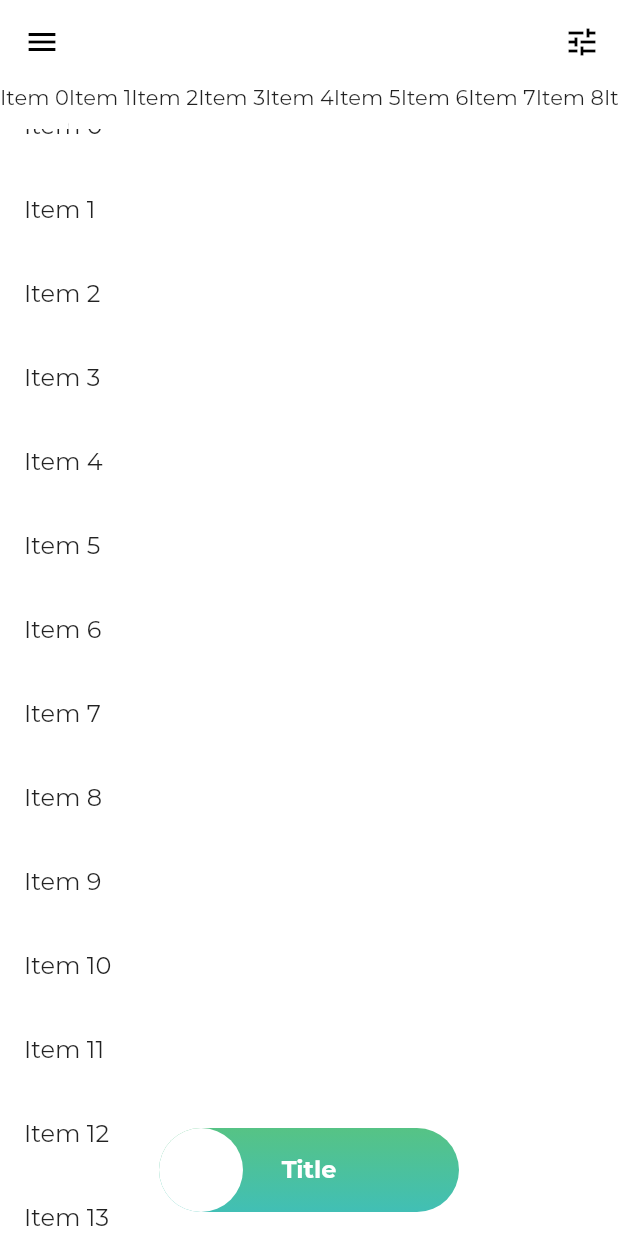
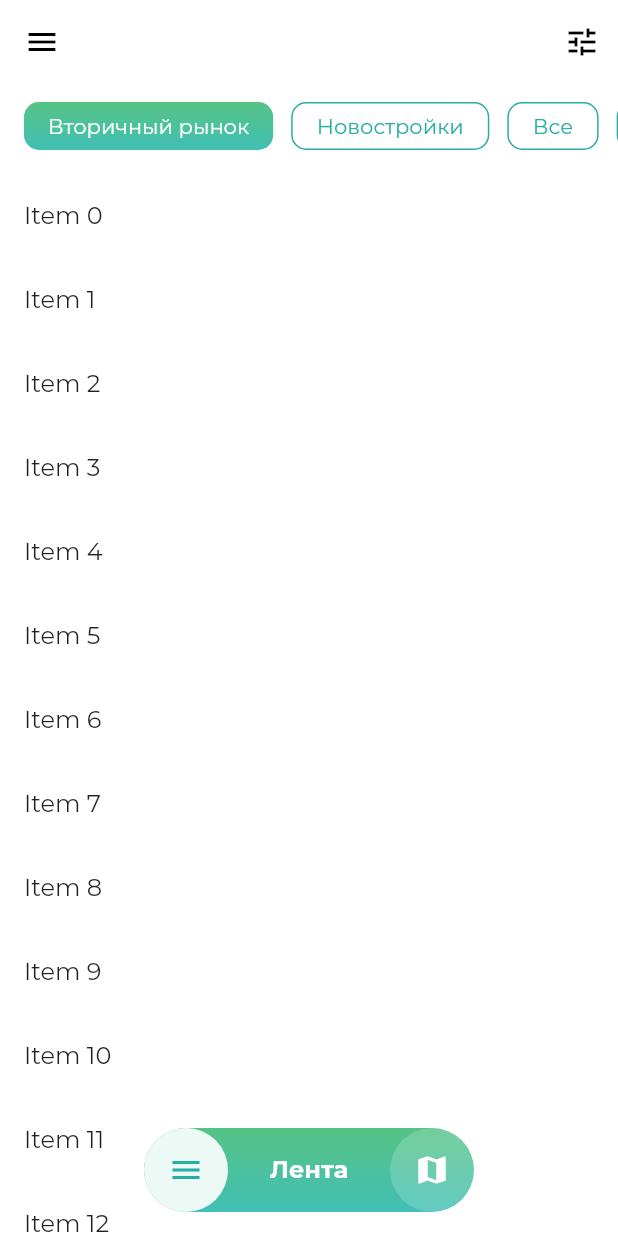
Before and after one commit to ContrastPro/swipe, a Flutter app: the screen it shows once a user with an empty profile is signed in, on a phone screen of 412 x 824 dp. Run offline on Flutter 3.47's test engine with Material 2 defaults, Android fonts, the light colour scheme and no system bars; our stand-ins replace cached_network_image, cloud_firestore, firebase_auth, firebase_core, firebase_storage, flutter_spinkit and 2 more; accounts and stored records are empty.

Commit message:
Home screen screen modified

```diff
--- a/lib/custom_app_widget/gradient_switch.dart
+++ b/lib/custom_app_widget/gradient_switch.dart
@@ -12,8 +12,8 @@ class GradientSwitch extends StatelessWidget {
     Key key,
     this.width = 45.0,
     this.height = 28.0,
+    this.duration = 700,
     @required this.value,
-    this.duration = 700,
     @required this.onChanged,
   }) : super(key: key);
 
--- a/lib/screens/home_screen/custom_widget/bulletin_board_widget.dart
+++ b/lib/screens/home_screen/custom_widget/bulletin_board_widget.dart
@@ -5,14 +5,16 @@ class BulletinBoardWidget extends StatelessWidget {
 
   @override
   Widget build(BuildContext context) {
-    return ListView.builder(
-      key: UniqueKey(),
+    return Container(
+      margin: EdgeInsets.only(top: 60.0),
+      child: ListView.builder(
         itemCount: _items.length,
         itemBuilder: (context, index) {
           return ListTile(
             title: Text('${_items[index]}'),
           );
         },
+      ),
     );
   }
 }
--- /dev/null
+++ b/lib/screens/home_screen/custom_widget/filter_item.dart
@@ -0,0 +1,69 @@
+import 'package:flutter/material.dart';
+import 'package:swipe/global/app_colors.dart';
+
+class Filter extends StatefulWidget {
+  @override
+  _FilterState createState() => _FilterState();
+}
+
+class _FilterState extends State<Filter> {
+  final List _items = [
+    "Вторичный рынок",
+    "Новостройки",
+    "Все",
+    "Коттеджи",
+    "Вторичный рынок",
+    "Новостройки",
+    "Все",
+    "Коттеджи",
+  ];
+  int _selectedIndex = 0;
+
+  @override
+  Widget build(BuildContext context) {
+    BoxDecoration active = BoxDecoration(
+      gradient: AppColors.buttonGradient,
+      borderRadius: BorderRadius.circular(10),
+    );
+
+    BoxDecoration inactive = BoxDecoration(
+      border: Border.all(
+        color: AppColors.accentColor,
+      ),
+      color: Colors.white,
+      borderRadius: BorderRadius.circular(10),
+    );
+    return Container(
+      height: 32,
+      margin: const EdgeInsets.symmetric(vertical: 12.0),
+      child: ListView.builder(
+        itemCount: _items.length,
+        scrollDirection: Axis.horizontal,
+        physics: BouncingScrollPhysics(),
+        padding: const EdgeInsets.symmetric(horizontal: 10.0),
+        itemBuilder: (context, index) {
+          return GestureDetector(
+            onTap: () {
+              setState(() => _selectedIndex = index);
+            },
+            child: Container(
+              decoration: _selectedIndex == index ? active : inactive,
+              margin: const EdgeInsets.symmetric(horizontal: 6.0),
+              padding: const EdgeInsets.symmetric(horizontal: 16.0),
+              child: Center(
+                child: Text(
+                  '${_items[index]}',
+                  style: TextStyle(
+                    color: _selectedIndex == index
+                        ? Colors.white
+                        : AppColors.accentColor,
+                  ),
+                ),
+              ),
+            ),
+          );
+        },
+      ),
+    );
+  }
+}
--- a/lib/screens/home_screen/custom_widget/gradient_fab.dart
+++ b/lib/screens/home_screen/custom_widget/gradient_fab.dart
@@ -2,8 +2,9 @@ import 'package:flutter/material.dart';
 import 'package:swipe/global/app_colors.dart';
 
 class GradientFAB extends StatelessWidget {
-  final double width = 200.0;
-  final double height = 56.0;
+  static const double width = 220.0;
+  static const double height = 56.0;
+
   final String title;
   final bool value;
   final int duration;
@@ -12,9 +13,9 @@ class GradientFAB extends StatelessWidget {
 
   const GradientFAB({
     Key key,
-    this.title = "Title",
+    this.title,
+    @required this.duration,
     @required this.value,
-    this.duration = 800,
     @required this.onLeftTap,
     @required this.onRightTap,
   }) : super(key: key);
@@ -23,13 +24,40 @@ class GradientFAB extends StatelessWidget {
   Widget build(BuildContext context) {
     BoxDecoration active = BoxDecoration(
       borderRadius: BorderRadius.circular(90),
-      color: Colors.white,
+      color: Color(0xFFEDF9F5),
     );
 
-    BoxDecoration inactive = BoxDecoration(
-      borderRadius: BorderRadius.circular(90),
-      gradient: AppColors.buttonGradient,
-    );
+    Widget _iconButton({
+      BoxDecoration decoration,
+      double opacity,
+      Icon activeIcon,
+      Icon inactiveIcon,
+    }) {
+      return Stack(
+        alignment: Alignment.center,
+        children: [
+          Opacity(
+            opacity: 0.2,
+            child: Container(
+              width: height,
+              height: height,
+              decoration: active,
+            ),
+          ),
+          inactiveIcon,
+          AnimatedOpacity(
+            duration: Duration(milliseconds: duration),
+            opacity: opacity,
+            child: Container(
+              width: height,
+              height: height,
+              decoration: active,
+              child: activeIcon,
+            ),
+          ),
+        ],
+      );
+    }
 
     return Container(
       width: width,
@@ -41,40 +69,49 @@ class GradientFAB extends StatelessWidget {
       child: Stack(
         alignment: Alignment.center,
         children: [
-          AnimatedPositioned(
-            duration: Duration(milliseconds: duration),
-            curve: Curves.easeInOutCubic,
-            left: value ? width - height : 0.0,
-            right: value ? 0.0 : width - height,
-            child: AnimatedSwitcher(
-              duration: Duration(milliseconds: duration),
-              child: value
-                  ? GestureDetector(
-                      key: UniqueKey(),
-                      onTap: () => onLeftTap(),
-                      child: Container(
-                        width: height,
-                        height: height,
-                        decoration: value ? active : inactive,
-                      ),
-                    )
-                  : GestureDetector(
-                      key: UniqueKey(),
-                      onTap: () => onRightTap(),
-                      child: Container(
-                        width: height,
-                        height: height,
-                        decoration: value ? inactive : active,
-                      ),
-                    ),
-            ),
-          ),
           Text(
             title,
             style: TextStyle(
-                fontSize: 16.0,
-                fontWeight: FontWeight.w700,
-                color: Colors.white),
+              fontSize: 16.0,
+              fontWeight: FontWeight.w700,
+              color: Colors.white,
+            ),
+          ),
+          Align(
+            alignment: Alignment.centerLeft,
+            child: GestureDetector(
+              onTap: () => onLeftTap(),
+              child: _iconButton(
+                decoration: active,
+                opacity: value ? 0 : 1,
+                activeIcon: Icon(
+                  Icons.menu,
+                  color: AppColors.accentColor,
+                ),
+                inactiveIcon: Icon(
+                  Icons.menu,
+                  color: Colors.white,
+                ),
+              ),
+            ),
+          ),
+          Align(
+            alignment: Alignment.centerRight,
+            child: GestureDetector(
+              onTap: () => onRightTap(),
+              child: _iconButton(
+                decoration: active,
+                opacity: value ? 1 : 0,
+                activeIcon: Icon(
+                  Icons.map,
+                  color: AppColors.accentColor,
+                ),
+                inactiveIcon: Icon(
+                  Icons.map,
+                  color: Colors.white,
+                ),
+              ),
+            ),
           ),
         ],
       ),
--- a/lib/screens/home_screen/custom_widget/home_widget.dart
+++ b/lib/screens/home_screen/custom_widget/home_widget.dart
@@ -1,6 +1,7 @@
 import 'package:flutter/material.dart';
 import 'package:swipe/screens/home_screen/custom_widget/bulletin_board_widget.dart';
 import 'package:swipe/screens/home_screen/custom_widget/drawer.dart';
+import 'package:swipe/screens/home_screen/custom_widget/filter_item.dart';
 import 'package:swipe/screens/home_screen/custom_widget/gradient_fab.dart';
 import 'package:swipe/screens/home_screen/custom_widget/map_widget.dart';
 
@@ -10,30 +11,28 @@ class HomeWidget extends StatefulWidget {
 }
 
 class _HomeWidgetState extends State<HomeWidget> {
+  static const int _duration = 300;
   bool _isMapWidget = false;
 
+  @override
+  void initState() {
+    super.initState();
+  }
+
+  @override
+  void dispose() {
+    super.dispose();
+  }
+
+
   Widget _home() {
-    final _items = List<String>.generate(10000, (i) => "Item $i");
-
     return Stack(
       children: [
         AnimatedSwitcher(
-          duration: Duration(milliseconds: 800),
+          duration: Duration(milliseconds: _duration),
           child: _isMapWidget ? MapWidget() : BulletinBoardWidget(),
         ),
-        Container(
-          height: 30,
-          child: ListView.builder(
-            itemCount: _items.length,
-            scrollDirection: Axis.horizontal,
-            itemBuilder: (context, index) {
-              return Container(
-                color: Colors.white,
-                child: Text('${_items[index]}'),
-              );
-            },
-          ),
-        ),
+        Filter(),
       ],
     );
   }
@@ -56,6 +55,8 @@ class _HomeWidgetState extends State<HomeWidget> {
       floatingActionButtonLocation: FloatingActionButtonLocation.centerFloat,
       floatingActionButton: GradientFAB(
         value: _isMapWidget,
+        duration: _duration,
+        title: _isMapWidget ? "Карта" : "Лента",
         onLeftTap: () {
           setState(() {
             _isMapWidget = false;
```
Lines whose indentation alone changed are shown as unchanged.
